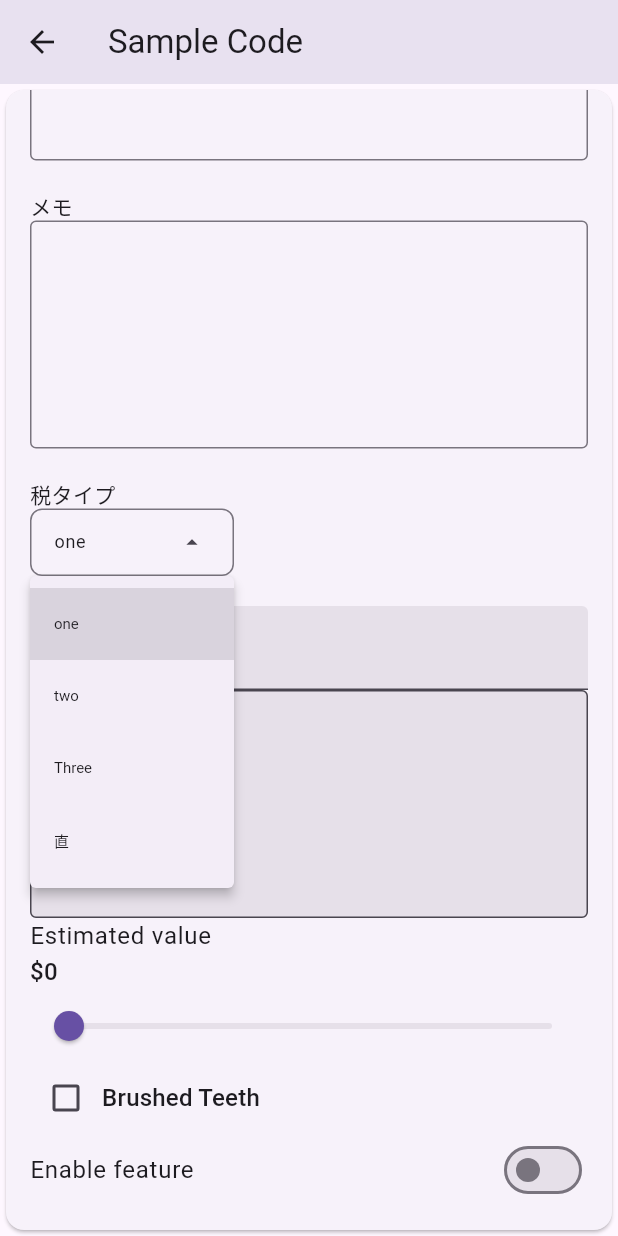
After one commit to of3jlmssoo/flutterExpences, a Flutter app: the ExpenceInput screen opened by its route, scrolled down 314 dp, after a tap on the "arrow drop down" icon, on a phone screen of 412 x 824 dp. The commit adds this screen. Run offline on Flutter 3.47's test engine with Material 3 defaults, Android fonts, the light colour scheme and no system bars; our stand-ins replace flutter_riverpod, freezed_annotation, go_router, riverpod_annotation; generated files the repository leaves out were written again; Roboto replaces fonts that are missing (MPLUSRounded).

Commit message:
input expence screen

```diff
--- /dev/null
+++ b/lib/expinput.dart
@@ -0,0 +1,453 @@
+import 'package:flutter/material.dart';
+import 'package:intl/intl.dart' as intl;
+import 'package:logging/logging.dart';
+
+final log = Logger('ExpenceInputLoginLogger');
+
+class ExpenceInput extends StatefulWidget {
+  const ExpenceInput({super.key});
+
+  @override
+  State<ExpenceInput> createState() => _ExpenceInputState();
+}
+
+class _ExpenceInputState extends State<ExpenceInput> {
+  final _formKey = GlobalKey<FormState>();
+  String title = '';
+  String description = '';
+  DateTime date = DateTime.now();
+  double maxValue = 0;
+  bool? brushedTeeth = false;
+  bool enableFeature = false;
+
+  DateTime _date = new DateTime.now();
+
+  Future<DateTime> _selectDate(BuildContext context) async {
+    final DateTime? picked = await showDatePicker(
+      context: context,
+      initialDate: _date,
+      firstDate: DateTime(2016),
+      lastDate: DateTime.now().add(
+        Duration(days: 360),
+      ),
+    ); // if (picked != null) setState(() => _date = picked);
+    if (picked != null)
+      return picked;
+    else
+      return DateTime.now();
+  }
+
+  static const List<String> expenceTypeList = <String>[
+    '交通費直',
+    'その他',
+    '直',
+    'Four'
+  ];
+  static const List<String> taxTypeList = <String>['one', 'two', 'Three', '直'];
+
+  @override
+  Widget build(BuildContext context) {
+    return Scaffold(
+      appBar: AppBar(
+        title: const Text(
+          style: TextStyle(
+            fontFamily: 'MPLUSRounded',
+          ),
+          'Sample Code',
+        ),
+      ),
+      body: Form(
+        key: _formKey,
+        child: Scrollbar(
+          child: Align(
+            alignment: Alignment.topCenter,
+            child: Card(
+              child: SingleChildScrollView(
+                padding: const EdgeInsets.all(16),
+                child: ConstrainedBox(
+                  constraints: const BoxConstraints(maxWidth: 400),
+                  child: Column(
+                    mainAxisAlignment: MainAxisAlignment.center,
+                    crossAxisAlignment: CrossAxisAlignment.start,
+                    children: [
+                      const Text(
+                        '経費種別',
+                        // style: Theme.of(context).textTheme.bodyLarge,
+                        style: TextStyle(
+                          fontFamily: 'MPLUSRounded',
+                        ),
+                      ),
+
+                      DropdownMenu<String>(
+                        trailingIcon:
+                            const Icon(Icons.arrow_drop_down, size: 10),
+                        inputDecorationTheme: InputDecorationTheme(
+                          isDense: true,
+                          // contentPadding:
+                          //     const EdgeInsets.symmetric(horizontal: 16),
+                          constraints:
+                              BoxConstraints.tight(const Size.fromHeight(45)),
+                          border: OutlineInputBorder(
+                            borderRadius: BorderRadius.circular(8),
+                          ),
+                        ),
+                        // textStyle: const TextStyle(fontSize: 14),
+                        textStyle: const TextStyle(
+                            fontSize: 12, fontFamily: 'MPLUSRounded'),
+                        initialSelection: expenceTypeList.first,
+                        onSelected: (String? value) {
+                          setState(() {
+                            log.info('selected :$value');
+                          });
+                        },
+                        dropdownMenuEntries: expenceTypeList
+                            .map<DropdownMenuEntry<String>>((String value) {
+                          return DropdownMenuEntry<String>(
+                              style: ButtonStyle(
+                                  textStyle: MaterialStateTextStyle.resolveWith(
+                                      (states) => TextStyle(
+                                          fontSize: 10,
+                                          fontFamily: 'MPLUSRounded'))),
+                              value: value,
+                              label: value);
+                        }).toList(),
+                      ),
+                      // ),
+                      const SizedBox(height: 20),
+                      const Text(
+                        '日付',
+                        // style: Theme.of(context).textTheme.bodyLarge,
+                        style: TextStyle(
+                          fontFamily: 'MPLUSRounded',
+                        ),
+                      ),
+
+                      Row(
+                        mainAxisAlignment: MainAxisAlignment.spaceBetween,
+                        children: [
+                          Row(
+                            children: [
+                              const SizedBox(width: 12),
+                              Text(
+                                intl.DateFormat.yMd().format(date),
+                                style: Theme.of(context).textTheme.titleMedium,
+                              ),
+                            ],
+                          ),
+
+                          //   ],
+                          // ),
+                          TextButton(
+                            child: const Text(
+                              '日付指定',
+                              style: TextStyle(
+                                fontFamily: 'MPLUSRounded',
+                              ),
+                            ),
+                            onPressed: () async {
+                              final selectedDate = await showDatePicker(
+                                context: context,
+                                initialDate: date,
+                                firstDate: DateTime(2000),
+                                lastDate: DateTime.now(),
+                              );
+                              if (selectedDate != null) {
+                                setState(() {
+                                  date = selectedDate;
+                                });
+                              }
+                            },
+                          ),
+                        ],
+                      ),
+                      const SizedBox(height: 20),
+                      // InputDetails(inputType: InputType.transportation),
+                      InputDetails(inputType: InputType.other),
+                      const SizedBox(height: 20),
+                      const Text(
+                        '金額',
+                        style: TextStyle(fontFamily: 'MPLUSRounded'),
+                        // style: Theme.of(context).textTheme.bodyLarge,
+                      ),
+                      TextFormField(
+                        textAlign: TextAlign.right,
+                        decoration: const InputDecoration(
+                          // filled: true,
+                          border: OutlineInputBorder(),
+                        ),
+                        onChanged: (value) {
+                          log.info('input: value:$value');
+                        },
+                      ),
+                      const SizedBox(height: 20),
+                      const Text(
+                        'メモ',
+                        style: TextStyle(fontFamily: 'MPLUSRounded'),
+                        // style: Theme.of(context).textTheme.bodyLarge,
+                      ),
+                      TextFormField(
+                        decoration: const InputDecoration(
+                          border: OutlineInputBorder(),
+                          // filled: true,
+                          // hintText: 'Enter a description...',
+                          // labelText: 'Description',
+                        ),
+                        onChanged: (value) {
+                          description = value;
+                        },
+                        maxLines: 5,
+                      ),
+
+                      const SizedBox(height: 20),
+                      const Text(
+                        '税タイプ',
+                        style: TextStyle(fontFamily: 'MPLUSRounded'),
+                        // style: Theme.of(context).textTheme.bodyLarge),
+                      ),
+                      DropdownMenu<String>(
+                        trailingIcon:
+                            const Icon(Icons.arrow_drop_down, size: 10),
+                        inputDecorationTheme: InputDecorationTheme(
+                          isDense: true,
+                          // contentPadding:
+                          //     const EdgeInsets.symmetric(horizontal: 16),
+                          constraints:
+                              BoxConstraints.tight(const Size.fromHeight(45)),
+                          border: OutlineInputBorder(
+                            borderRadius: BorderRadius.circular(8),
+                          ),
+                        ),
+                        textStyle: const TextStyle(
+                          fontSize: 12,
+                          fontFamily: 'MPLUSRounded',
+                        ),
+                        initialSelection: taxTypeList.first,
+                        onSelected: (String? value) {
+                          setState(() {
+                            log.info('selected :$value');
+                          });
+                        },
+                        dropdownMenuEntries: taxTypeList
+                            .map<DropdownMenuEntry<String>>((String value) {
+                          return DropdownMenuEntry<String>(
+                              style: ButtonStyle(
+                                  textStyle: MaterialStateTextStyle.resolveWith(
+                                      (states) => TextStyle(
+                                          fontSize: 10,
+                                          fontFamily: 'MPLUSRounded'))),
+                              value: value,
+                              label: value);
+                        }).toList(),
+                      ),
+                      //
+                      //
+                      //
+                      const SizedBox(height: 20),
+
+                      TextFormField(
+                        decoration: const InputDecoration(
+                          filled: true,
+                          hintText: 'Enter a title...',
+                          labelText: 'Title',
+                        ),
+                        onChanged: (value) {
+                          setState(() {
+                            title = value;
+                          });
+                        },
+                      ),
+                      TextFormField(
+                        decoration: const InputDecoration(
+                          border: OutlineInputBorder(),
+                          filled: true,
+                          hintText: 'Enter a description...',
+                          labelText: 'Description',
+                        ),
+                        onChanged: (value) {
+                          description = value;
+                        },
+                        maxLines: 5,
+                      ),
+
+                      Column(
+                        mainAxisAlignment: MainAxisAlignment.start,
+                        crossAxisAlignment: CrossAxisAlignment.start,
+                        children: [
+                          Row(
+                            mainAxisAlignment: MainAxisAlignment.spaceBetween,
+                            children: [
+                              Text(
+                                'Estimated value',
+                                style: Theme.of(context).textTheme.bodyLarge,
+                              ),
+                            ],
+                          ),
+                          Text(
+                            intl.NumberFormat.currency(
+                                    symbol: "\$", decimalDigits: 0)
+                                .format(maxValue),
+                            style: Theme.of(context).textTheme.titleMedium,
+                          ),
+                          Slider(
+                            min: 0,
+                            max: 500,
+                            divisions: 500,
+                            value: maxValue,
+                            onChanged: (value) {
+                              setState(() {
+                                maxValue = value;
+                              });
+                            },
+                          ),
+                        ],
+                      ),
+                      Row(
+                        mainAxisAlignment: MainAxisAlignment.start,
+                        crossAxisAlignment: CrossAxisAlignment.center,
+                        children: [
+                          Checkbox(
+                            value: brushedTeeth,
+                            onChanged: (checked) {
+                              setState(() {
+                                brushedTeeth = checked;
+                              });
+                            },
+                          ),
+                          Text('Brushed Teeth',
+                              style: Theme.of(context).textTheme.titleMedium),
+                        ],
+                      ),
+                      Row(
+                        mainAxisAlignment: MainAxisAlignment.spaceBetween,
+                        crossAxisAlignment: CrossAxisAlignment.center,
+                        children: [
+                          Text('Enable feature',
+                              style: Theme.of(context).textTheme.bodyLarge),
+                          Switch(
+                            value: enableFeature,
+                            onChanged: (enabled) {
+                              setState(() {
+                                enableFeature = enabled;
+                              });
+                            },
+                          ),
+                        ],
+                      ),
+                    ],
+                  ),
+                ),
+              ),
+            ),
+          ),
+        ),
+      ),
+    );
+  }
+}
+
+enum InputType { transportation, other }
+
+class InputDetails extends StatelessWidget {
+  InputDetails({required this.inputType});
+  final InputType inputType;
+  @override
+  Widget build(BuildContext context) {
+    if (inputType == InputType.transportation) {
+      return Row(
+        children: [
+          Expanded(
+            child: Column(
+              mainAxisAlignment: MainAxisAlignment.start,
+              crossAxisAlignment: CrossAxisAlignment.start,
+              children: [
+                const Text(
+                  '乗車地',
+                  style: TextStyle(fontFamily: 'MPLUSRounded'),
+                  // style: Theme.of(context).textTheme.bodyLarge,
+                ),
+                TextFormField(
+                  decoration: const InputDecoration(
+                    // filled: true,
+                    border: OutlineInputBorder(),
+                  ),
+                  onChanged: (value) {
+                    log.info('input: value:$value');
+                  },
+                ),
+              ],
+            ),
+          ),
+          const SizedBox(width: 3),
+          Expanded(
+            child: Column(
+              mainAxisAlignment: MainAxisAlignment.start,
+              crossAxisAlignment: CrossAxisAlignment.start,
+              children: [
+                const Text(
+                  '降車地',
+                  style: TextStyle(fontFamily: 'MPLUSRounded'),
+                  // style: Theme.of(context).textTheme.bodyLarge,
+                ),
+                TextFormField(
+                  decoration: const InputDecoration(
+                    // filled: true,
+                    border: OutlineInputBorder(),
+                  ),
+                  onChanged: (value) {
+                    log.info('input: value:$value');
+                  },
+                ),
+              ],
+            ),
+          ),
+          // SizedBox(width: 5),
+          const SizedBox(width: 0),
+          SizedBox(
+            height: 60,
+            width: 23,
+            child: Column(
+              mainAxisAlignment: MainAxisAlignment.end,
+              children: [
+                IconButton(
+                  onPressed: () {
+                    log.info("favorite pressed");
+                  },
+                  iconSize: 23,
+                  icon: const Icon(Icons.favorite_border, size: 25),
+                ),
+              ],
+            ),
+          ),
+        ],
+      );
+    } else {
+      return Row(
+        children: [
+          Expanded(
+            child: Column(
+              mainAxisAlignment: MainAxisAlignment.start,
+              crossAxisAlignment: CrossAxisAlignment.start,
+              children: [
+                const Text(
+                  '費用項目',
+                  style: TextStyle(fontFamily: 'MPLUSRounded'),
+                  // style: Theme.of(context).textTheme.bodyLarge,
+                ),
+                TextFormField(
+                  decoration: const InputDecoration(
+                    // filled: true,
+                    border: OutlineInputBorder(),
+                  ),
+                  onChanged: (value) {
+                    log.info('input: value:$value');
+                  },
+                ),
+              ],
+            ),
+          ),
+          const SizedBox(width: 3),
+        ],
+      );
+    }
+  }
+}
--- a/lib/main.dart
+++ b/lib/main.dart
@@ -1,10 +1,21 @@
 import 'package:flutter/material.dart';
 import 'package:flutter_riverpod/flutter_riverpod.dart';
 import 'package:go_router/go_router.dart';
+import 'package:riverpodtest/expinput.dart';
 import 'package:riverpodtest/reportsscreen.dart';
+import 'package:logging/logging.dart';
+import 'expinput.dart';
 
 // void main() => runApp(const MyApp());
+final log = Logger('MainLogger');
+
 void main() {
+  Logger.root.level = Level.ALL; // defaults to Level.INFO
+  Logger.root.onRecord.listen((LogRecord rec) {
+    debugPrint(
+        '[${rec.loggerName}] ${rec.level.name}: ${rec.time}: ${rec.message}');
+  });
+
   runApp(
     ProviderScope(
       child: MyApp(),
@@ -26,6 +37,12 @@ final GoRouter _router = GoRouter(
           path: 'listview',
           builder: (BuildContext context, GoRouterState state) {
             return ReportsScreen();
+          },
+        ),
+        GoRoute(
+          path: 'expenceinput',
+          builder: (BuildContext context, GoRouterState state) {
+            return const ExpenceInput();
           },
         ),
       ],
--- a/lib/reportsscreen.dart
+++ b/lib/reportsscreen.dart
@@ -7,18 +7,22 @@ import 'package:uuid/uuid.dart';
 import 'report.dart';
 
 final _currentExpence = Provider<Report>((ref) => throw UnimplementedError());
+var uuid = const Uuid();
 
 class ReportsScreen extends ConsumerWidget {
-  ReportsScreen({super.key});
-  var uuid = Uuid();
+  const ReportsScreen({super.key});
 
   @override
   Widget build(BuildContext context, WidgetRef ref) {
     final reports = ref.watch(reportListProvider);
     return Scaffold(
-      appBar: AppBar(title: const Text('Home Screen')),
+      appBar: AppBar(title: const Text('Reports Screen')),
       body: Column(
         children: [
+          ElevatedButton(
+            onPressed: () => context.go('/expenceinput'),
+            child: const Text('Go to the expence input screen'),
+          ),
           ElevatedButton(
             onPressed: () => context.go('/'),
             child: const Text('Go to the root screen'),
@@ -37,37 +41,24 @@ class ReportsScreen extends ConsumerWidget {
             },
             child: const Text('add new record'),
           ),
-          // Expanded(
-          //   child: ListView.builder(
-          //     padding: const EdgeInsets.all(8),
-          //     itemCount: 2,
-          //     itemBuilder: (BuildContext context, int index) {
-          //       return Container(
-          //         height: 50,
-          //         // color: Colors.amber[colorCodes[index]],
-          //         child: Center(child: Text('Entry ${index}')),
-          //       );
-          //     },
-          //   ),
-          // ),
           Expanded(
             child: ListView(
               children: [
-                const Text('this is the title'),
-                TextField(
-                  // key: addTodoKey,
-                  // controller: newTodoController,
-                  decoration: const InputDecoration(
-                    labelText: 'What needs to be done?',
-                  ),
-                  onSubmitted: (value) {
-                    // ref.read(todoListProvider.notifier).add(value);
-                    // newTodoController.clear();
-                    print('value:$value');
-                  },
-                ),
-                const SizedBox(height: 42),
-                // const Toolbar(),
+                // const Text('this is the title'),
+                // TextField(
+                //   // key: addTodoKey,
+                //   // controller: newTodoController,
+                //   decoration: const InputDecoration(
+                //     labelText: 'What needs to be done?',
+                //   ),
+                //   onSubmitted: (value) {
+                //     // ref.read(todoListProvider.notifier).add(value);
+                //     // newTodoController.clear();
+                //     print('value:$value');
+                //   },
+                // ),
+                // const SizedBox(height: 42),
+                // // const Toolbar(),
                 if (reports.isNotEmpty) const Divider(height: 0),
                 for (var i = 0; i < reports.length; i++) ...[
                   if (i > 0) const Divider(height: 0),
@@ -85,8 +76,15 @@ class ReportsScreen extends ConsumerWidget {
                         _currentExpence.overrideWithValue(reports[i]),
                       ],
                       // child: Text('zxc'),
-                      child:
-                          Text('abc$i ${reports[i].name} ${reports[i].col1}'),
+                      child: Card(
+                        child: ListTile(
+                          title: Text(
+                              'abc$i ${reports[i].createdDate.year}-${reports[i].createdDate.month}-${reports[i].createdDate.day} ${reports[i].name} ${reports[i].col1}'),
+                          onTap: () {
+                            print('hello');
+                          },
+                        ),
+                      ),
                     ),
                   ),
                 ],
--- a/pubspec.yaml
+++ b/pubspec.yaml
@@ -21,6 +21,8 @@ dependencies:
   json_annotation: ^4.8.1
   go_router: ^12.1.1
   uuid: ^4.2.1
+  logging: ^1.2.0
+  intl: ^0.18.1
 
 dev_dependencies:
   flutter_test:
```
Also changed, not shown: pubspec.lock.
